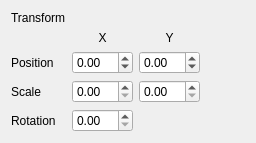
This is Project_1_QT/transform.ui in QTGuys/Project_1_QT as Qt 5 draws it before an edit. The edited form follows.
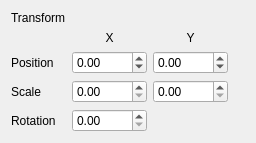
This is the edited form.

Diff of the .ui file:
```diff
--- a/Project_1_QT/transform.ui
+++ b/Project_1_QT/transform.ui
@@ -27,7 +27,10 @@
    <item row="2" column="2">
     <widget class="QDoubleSpinBox" name="posY">
      <property name="minimum">
-      <double>-99.000000000000000</double>
+      <double>-9999.000000000000000</double>
+     </property>
+     <property name="maximum">
+      <double>9999.989999999999782</double>
      </property>
     </widget>
    </item>
@@ -57,7 +60,10 @@
    <item row="2" column="1">
     <widget class="QDoubleSpinBox" name="posX">
      <property name="minimum">
-      <double>-99.000000000000000</double>
+      <double>-9999.000000000000000</double>
+     </property>
+     <property name="maximum">
+      <double>9999.989999999999782</double>
      </property>
     </widget>
    </item>
```
